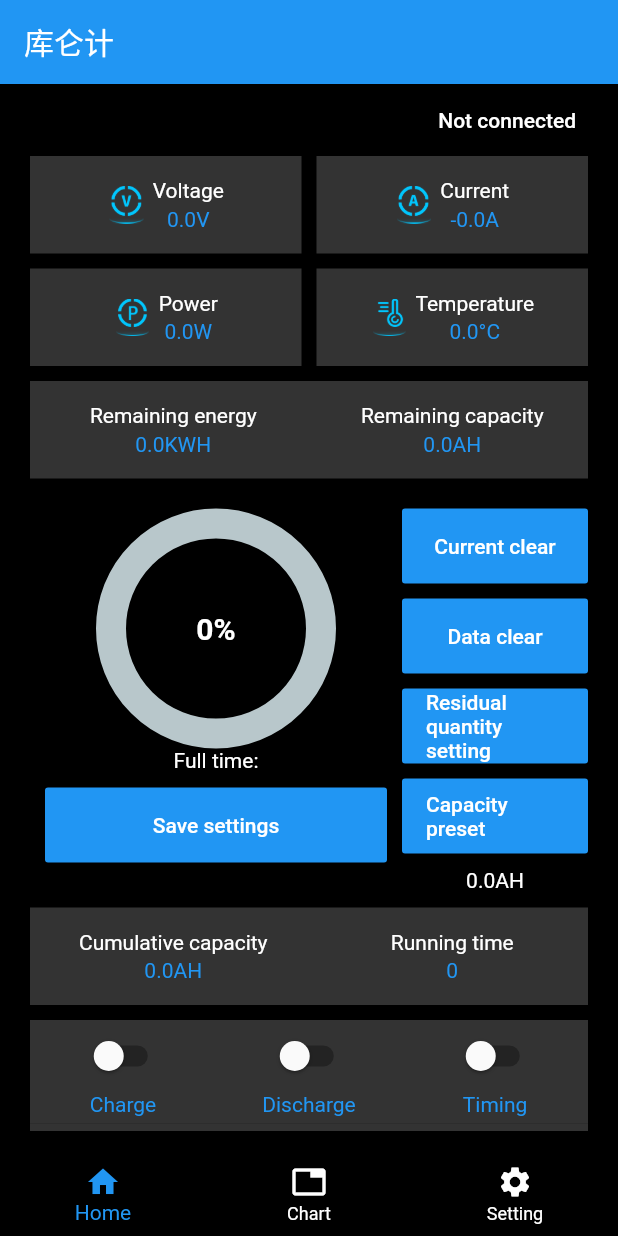
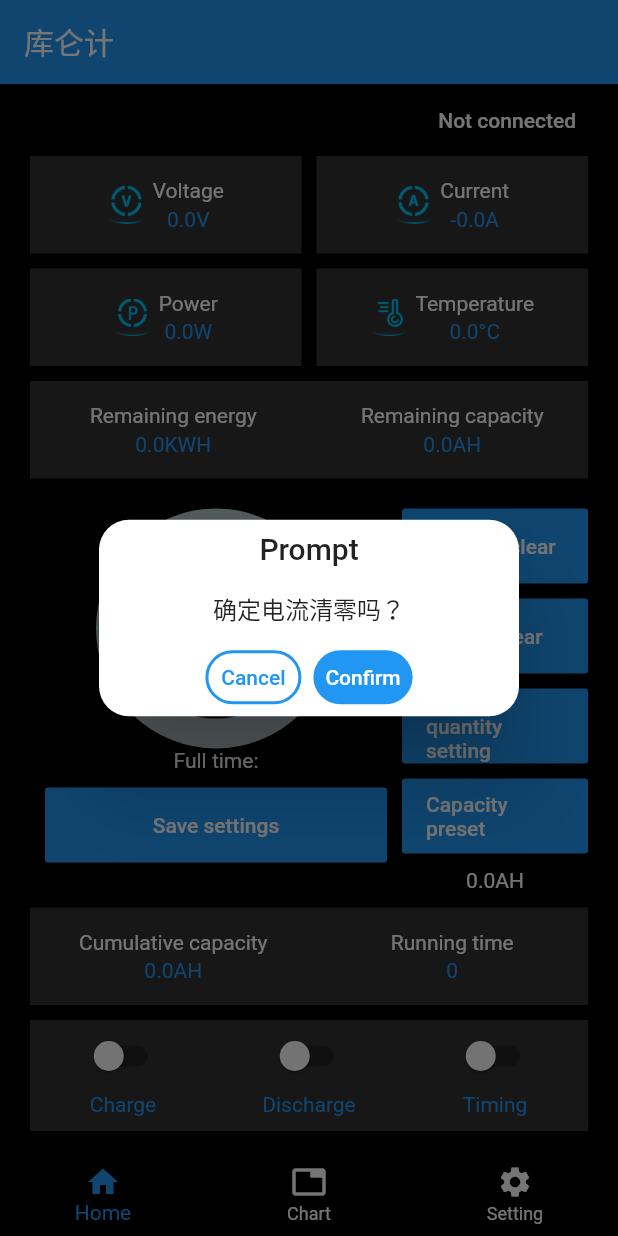
Before and after one commit to JeromeLydia/flutter_qinglan, a Flutter app: the screen it shows after launch, after a tap on "Current clear", on a phone screen of 412 x 824 dp. Run offline on Flutter 3.47's test engine with Material 2 defaults, Android fonts, the phone set to English and light mode, and no system bars; drawn by our look-alikes of percent_indicator; our stand-ins replace device_info_plus, fl_chart, flutter_blue_plus, fluttertoast, get, get_storage and 3 more.

Commit message:
多语言

```diff
--- a/lib/res/strings.dart
+++ b/lib/res/strings.dart
@@ -77,6 +77,8 @@ class Messages extends Translations {
           "选择语言": "选择语言",
           "确定": "确定",
           "取消": "取消",
+          "确定电流清零吗？": "确定电流清零吗？",
+          "确定数据清零吗？": "确定数据清零吗？",
         },
         'en_US': {
           '首页': 'Home',
--- a/lib/ui/dialog/dialogs.dart
+++ b/lib/ui/dialog/dialogs.dart
@@ -205,3 +205,23 @@ void languageDialog() {
     },
   );
 }
+
+//提醒弹框
+void remindDialog(String des, Function ok) {
+  Get.defaultDialog(
+    title: '提示'.tr,
+    content: Text(des),
+    textConfirm: '确定'.tr,
+    textCancel: '取消'.tr,
+    confirmTextColor: Colors.white,
+    cancelTextColor: Colors.blue,
+    buttonColor: Colors.blue,
+    onConfirm: () {
+      ok();
+      Get.back();
+    },
+    onCancel: () {
+      Get.back();
+    },
+  );
+}
--- a/lib/ui/pages/home/home.dart
+++ b/lib/ui/pages/home/home.dart
@@ -222,7 +222,9 @@ class _HomeState extends State<Home> {
                               textColor: Colors.white,
                               child: Text("电流清零".tr),
                               onPressed: () {
-                                homeController.sendData(CLEAR_CURRENT);
+                                remindDialog("确定电流清零吗？".tr, () {
+                                  homeController.sendData(CLEAR_CURRENT);
+                                });
                               },
                             ),
                           ),
@@ -235,7 +237,9 @@ class _HomeState extends State<Home> {
                               textColor: Colors.white,
                               child: Text('数据清零'.tr),
                               onPressed: () {
-                                homeController.sendData(CLEAR_DATE);
+                                remindDialog("确定数据清零吗？".tr, () {
+                                  homeController.sendData(CLEAR_DATE);
+                                });
                               },
                             ),
                           ),
```
